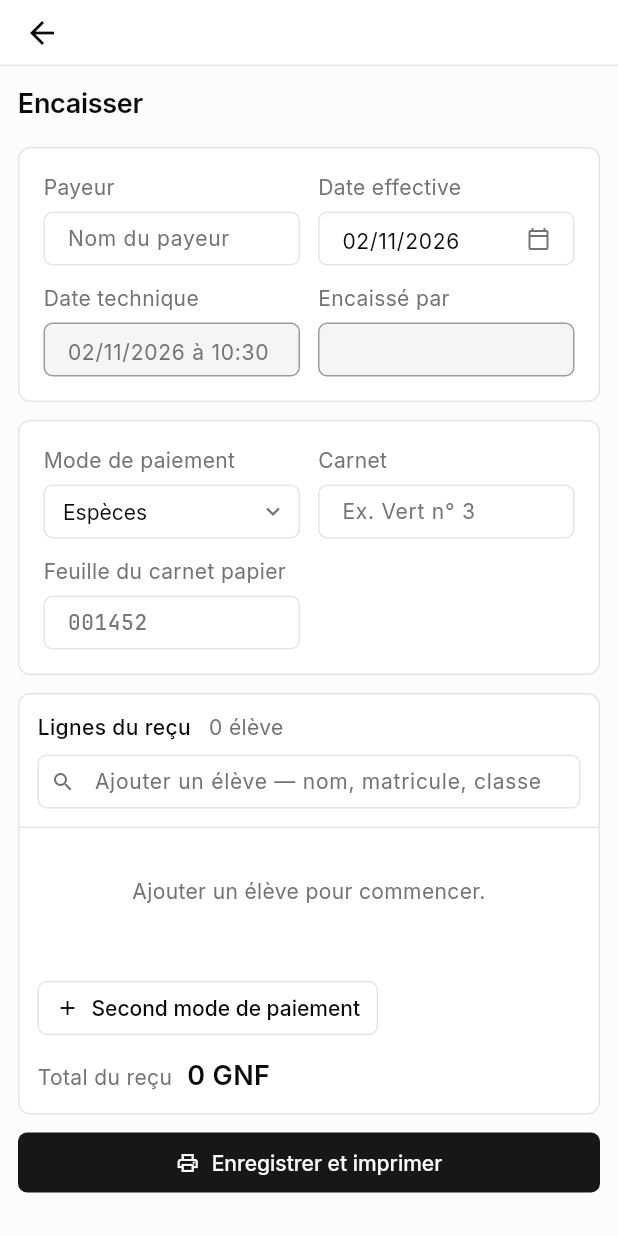
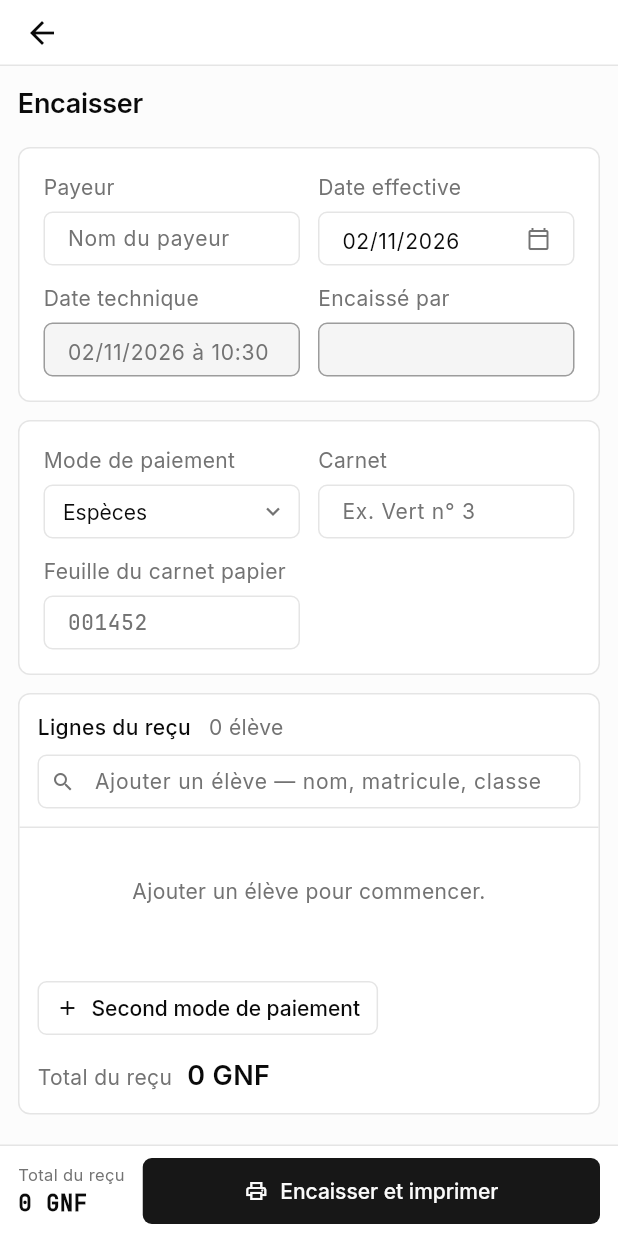
Before and after one commit to thiernod7/scolagrid, a Flutter app: the EncaisserScreen screen opened directly with empty values, on a phone screen of 412 x 824 dp. Run offline on Flutter 3.47's test engine with Material 3 defaults, Android fonts, the phone set to English and light mode, and no system bars; our stand-ins replace file_picker, image_picker, pdf, printing, supabase_flutter; missing offline and left inert: excel, powersync; accounts and stored records are empty; statements that could not run were skipped.

Commit message:
Téléphone : barre d'encaissement en bas, tableau de bord compact
- Encaisser : total et « Encaisser et imprimer » toujours visibles en bas.
- Tableau de bord : en-tête compact (période, Inscrire et Encaisser côte à
  côte), chiffres en deux colonnes avec des cartes resserrées, taux de
  recouvrement en pleine largeur.

Version 0.7.7.

Co-Authored-By: Claude Opus 5.5 <noreply@anthropic.com>
Claude-Session: https://claude.ai/code/session_0122T6VeE6RqCURT9aMrpCiN

```diff
--- a/app/lib/encaissement.dart
+++ b/app/lib/encaissement.dart
@@ -1317,8 +1317,35 @@ class _EncaisserScreenState extends State<EncaisserScreen> {
       carteLignes,
     ]);
 
+    // Téléphone : total et bouton toujours visibles en bas de l'écran.
+    final barreTelephone = Container(
+      padding: const EdgeInsets.fromLTRB(12, 8, 12, 8),
+      decoration: BoxDecoration(color: schema.surface, border: Border(top: BorderSide(color: schema.outlineVariant))),
+      child: SafeArea(
+        top: false,
+        child: Row(children: [
+          Column(mainAxisSize: MainAxisSize.min, crossAxisAlignment: CrossAxisAlignment.start, children: [
+            Text(_recus.length > 1 ? 'Total versé (${_recus.length} reçus)' : 'Total du reçu', style: TextStyle(fontSize: 11, color: gris)),
+            Text(gnf(_recus.length > 1 ? _totalTous : _total), style: styleMono.copyWith(fontSize: 15, fontWeight: FontWeight.w700)),
+          ]),
+          const SizedBox(width: 12),
+          Expanded(
+            child: SizedBox(
+              height: 44,
+              child: FilledButton.icon(
+                onPressed: _envoi ? null : _valider,
+                icon: const Icon(Icons.print_outlined, size: 16),
+                label: Text(_envoi ? 'Enregistrement…' : 'Encaisser et imprimer'),
+              ),
+            ),
+          ),
+        ]),
+      ),
+    );
+
     return Scaffold(
       appBar: Navigator.of(context).canPop() ? AppBar(toolbarHeight: 44) : null,
+      bottomNavigationBar: telephone ? barreTelephone : null,
       body: LayoutBuilder(builder: (context, c) {
         final large = c.maxWidth >= 1000;
         return Align(
@@ -1348,8 +1375,10 @@ class _EncaisserScreenState extends State<EncaisserScreen> {
                   ])
                 else ...[
                   gauche,
-                  const SizedBox(height: 12),
-                  bouton,
+                  if (!telephone) ...[
+                    const SizedBox(height: 12),
+                    bouton,
+                  ],
                 ],
               ]),
             ),
--- a/app/pubspec.yaml
+++ b/app/pubspec.yaml
@@ -1,7 +1,7 @@
 name: scolagrid
 description: Scolagrid, gestion scolaire hors ligne d'abord.
 publish_to: none
-version: 0.7.6+13
+version: 0.7.7+14
 
 environment:
   sdk: ^3.10.0
```
Also changed, not shown: app/lib/graphiques.dart (+10 -4 lines), app/lib/tableau_de_bord.dart (+33 -1 lines).
